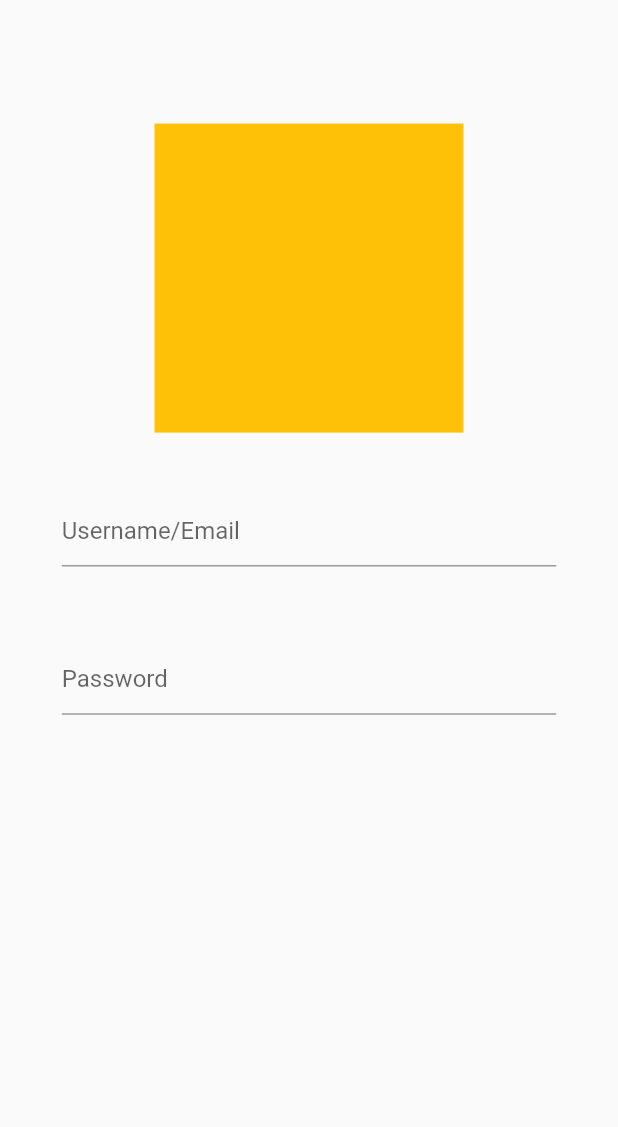
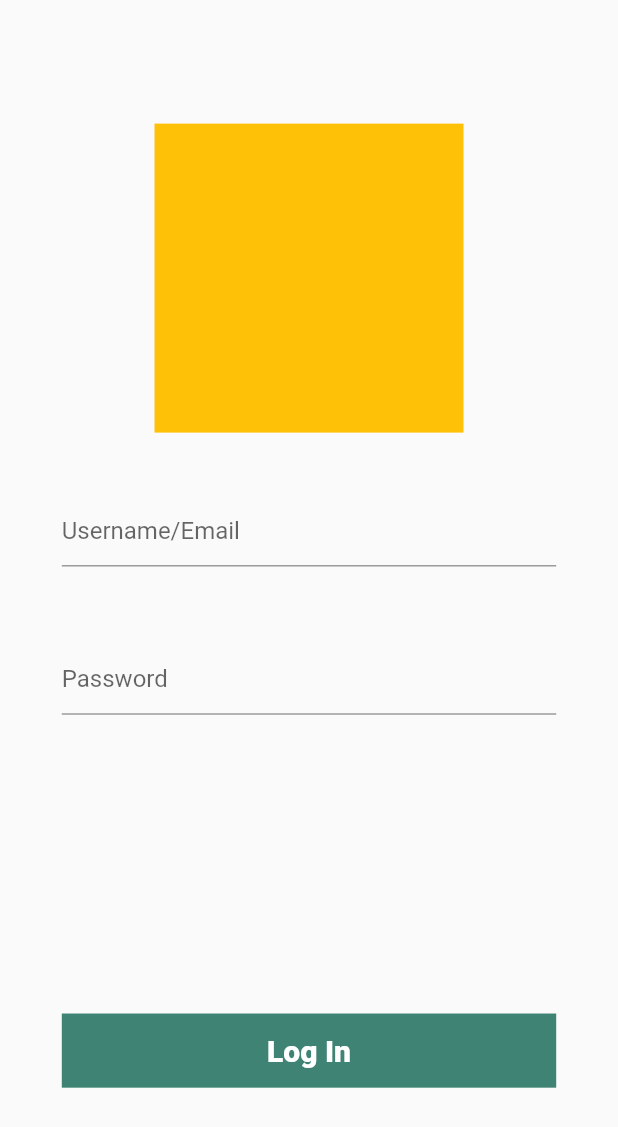
Before and after one commit to LI-Jialu/CUHK_Treasure_Hunt, a Flutter app: the screen it shows after launch, on a phone screen of 412 x 824 dp. Shown: the top 1127 px of the screen. Run offline on Flutter 3.47's test engine with Material 2 defaults, Android fonts, the phone set to English and light mode, and no system bars; accounts and stored records are empty.

Commit message:
homescreen added

```diff
--- a/lib/main.dart
+++ b/lib/main.dart
@@ -12,6 +12,7 @@ class MyApp extends StatelessWidget {
       initialRoute: LoginScreen.id,
       routes: {
         LoginScreen.id: (context) => LoginScreen(),
+        HomeScreen.id: (context) => HomeScreen(),
       },
     );
   }
--- a/lib/screens/login_screen.dart
+++ b/lib/screens/login_screen.dart
@@ -1,3 +1,4 @@
+import 'package:cuhk_treasure_hunt/screens/home_screen.dart';
 import 'package:flutter/material.dart';
 import 'package:cuhk_treasure_hunt/utilities/constants.dart';
 import 'package:cuhk_treasure_hunt/utilities/size_config.dart';
@@ -65,6 +66,24 @@ class LoginScreen extends StatelessWidget {
                   },
                 ),
               ),
+              SizedBox(
+                height: SizeConfig.safeBlockVertical*20,
+              ),
+              Container(
+                color: kloginbuttoncolor,
+                width: SizeConfig.safeBlockHorizontal*80,
+                height: SizeConfig.safeBlockVertical*6,
+                child: GestureDetector(
+                  onTap: (){
+                    Navigator.push(
+                      context,
+                      MaterialPageRoute(builder: (context) => HomeScreen()),
+                    );
+                  },
+                  child: Center(
+                      child: Text('Log In', style: kloginbuttontext,)),
+                ),
+              ),
             ],
           ),
         ),
--- a/lib/utilities/constants.dart
+++ b/lib/utilities/constants.dart
@@ -4,3 +4,5 @@
 
 import 'package:flutter/material.dart';
 import 'package:cuhk_treasure_hunt/utilities/size_config.dart';
+const kloginbuttoncolor = Color(0xFF3E8373);
+const kloginbuttontext = TextStyle(color: Color(0xFFFFFFFF), fontSize: 20, fontWeight: FontWeight.w800);
--- a/pubspec.yaml
+++ b/pubspec.yaml
@@ -41,8 +41,8 @@ flutter:
   uses-material-design: true
 
   # To add assets to your application, add an assets section, like this:
-  # assets:
-  #  - images/a_dot_burr.jpeg
+  assets:
+    - assets/images/add_sign.svg
   #  - images/a_dot_ham.jpeg
 
   # An image asset can refer to one or more resolution-specific "variants", see
```
Also changed, not shown: lib/screens/home_screen.dart (+35 -1 lines), assets/images/add_sign.svg (added).
